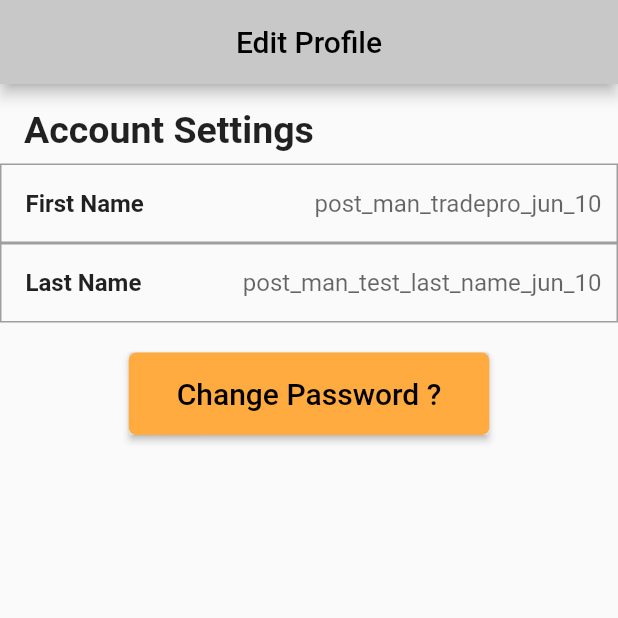
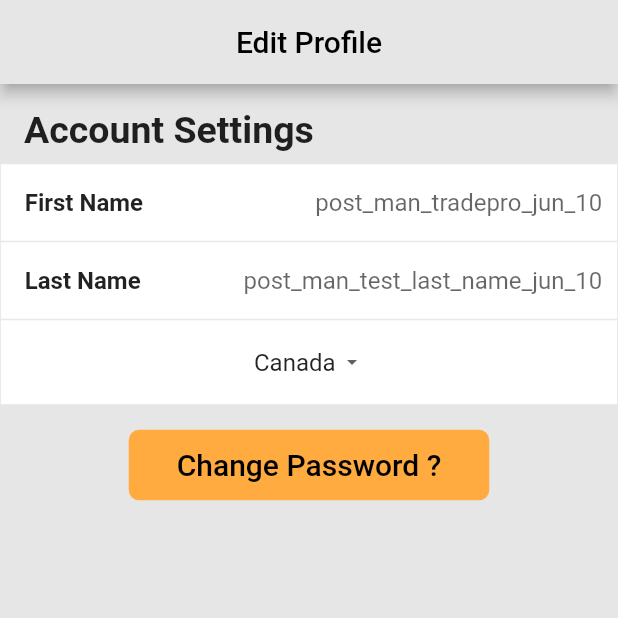
Before and after one commit to diegojramirezs7/trades, a Flutter app: the screen it shows after launch, on a phone screen of 412 x 824 dp, the top half of it. Run offline on Flutter 3.47's test engine with Material 2 defaults, Android fonts, the phone set to English and light mode, and no system bars.

Commit message:
added dropdown button, changed style, refactored components

```diff
--- a/lib/main.dart
+++ b/lib/main.dart
@@ -6,21 +6,24 @@ class MyApp extends StatelessWidget {
   //build method returns widget that specifies what to display
   @override
   Widget build(BuildContext context) {
-    final appBarTitle = Text('Edit Profile', style: TextStyle(color: Colors.black),);
+    final appBarTitle = Text(
+      'Edit Profile',
+      style: TextStyle(color: Colors.black),
+    );
     return MaterialApp(
       title: 'TradePros',
       home: Scaffold(
+        backgroundColor: Color.fromRGBO(230, 230, 230, 1.0),
         appBar: AppBar(
           title: Center(
             child: appBarTitle,
           ),
-          backgroundColor: Color.fromRGBO(200, 200, 200, 1.0),
+          backgroundColor: Color.fromRGBO(230, 230, 230, 1.0),
         ),
         body: Column(
           children: [
             headerSection,
             EditProfileForm(),
-            changePasswordButton,
           ],
         ),
       ),
@@ -53,74 +56,48 @@ Widget headerSection = Container(
   ),
 );
 
-Widget formFieldRow = Row(
-  children: [
-    Column(
-      children: [
-        Container(
-          padding: const EdgeInsets.all(16),
-          child: Text(
-            "First Name",
-            style: TextStyle(
-              fontSize: 16,
-              fontWeight: FontWeight.bold,
-            ),
-          ),
-        ),
-      ],
-    ),
-    Expanded(
-      child: Column(
-        crossAxisAlignment: CrossAxisAlignment.end,
-        children: [
-          Container(
-            child: TextFormField(
-              decoration: InputDecoration(
-                border: InputBorder.none,
-                hintText: 'post_man_tradepro_jun_10',
-              ),
-            ),
-          ),
-        ],
-      ),
-    ),
-  ],
-);
-
-
-
-BoxDecoration formFieldDecoration(){
-  return BoxDecoration(
-    border: Border.all(
-      width: 1,
-      color: Colors.grey,
-    ),
-  );
-}
-
-
-
 class EditProfileForm extends StatefulWidget {
   @override
   _EditProfileFormState createState() => _EditProfileFormState();
 }
 
 class _EditProfileFormState extends State<EditProfileForm> {
-  final _firstNameField = "some value";
-  final _lastNameField = "some other value";
+  String _firstNameField = "";
+  String _lastNameField = "";
+
+  String _dropdownValue = "Canada";
+
+  bool _buttonActive(){
+    return _dropdownValue == "Canada";
+  }
+
+  // final myController = TextEditingController();
+
+//  @override
+//  void dispose() {
+//    // Clean up the controller when the widget is disposed.
+//    myController.dispose();
+//    super.dispose();
+//  }
+
   final _textFieldStyle = TextStyle(
     fontWeight: FontWeight.bold,
     fontSize: 16,
   );
 
-  @override
-  Widget build(BuildContext context) {
-    return Form(
-      child: Column(
-        crossAxisAlignment: CrossAxisAlignment.start,
-        children: [
-          Container(
-            decoration: formFieldDecoration(),
+  BoxDecoration _formFieldDecoration() {
+    return BoxDecoration(
+      border: Border.all(
+        width: 0.5,
+        color: Color.fromRGBO(200, 200, 200, 0.5),
+      ),
+      color: Colors.white,
+    );
+  }
+
+  Container _buildTextFieldContainer(String label, String hintTextArg) {
+    return Container(
+      decoration: _formFieldDecoration(),
       child: Row(
         children: [
           Column(
@@ -128,7 +105,7 @@ class _EditProfileFormState extends State<EditProfileForm> {
               Container(
                 padding: const EdgeInsets.fromLTRB(16, 16, 0, 16),
                 child: Text(
-                        "First Name",
+                  label,
                   style: _textFieldStyle,
                 ),
               ),
@@ -141,10 +118,9 @@ class _EditProfileFormState extends State<EditProfileForm> {
                 Container(
                   child: TextFormField(
                     decoration: InputDecoration(
-                            border: InputBorder.none,
-                            hintText: 'post_man_tradepro_jun_10',
-                          ),
+                        border: InputBorder.none, hintText: hintTextArg),
                     textAlign: TextAlign.right,
+                    //controller: myController,
                   ),
                   padding: const EdgeInsets.fromLTRB(10, 0, 10, 0),
                 ),
@@ -153,61 +129,76 @@ class _EditProfileFormState extends State<EditProfileForm> {
           ),
         ],
       ),
+    );
+  }
+
+  Widget _buildCountryDropDown() {
+    return Container(
+      decoration: _formFieldDecoration(),
+      padding: const EdgeInsets.fromLTRB(16, 4, 16, 4),
+      child: Center(
+        child: DropdownButton<String>(
+          value: _dropdownValue,
+          icon: Icon(Icons.arrow_drop_down),
+          iconSize: 16,
+          underline: Container(
+            height: 2,
+            color: Colors.white,
           ),
-          Container(
-            decoration: formFieldDecoration(),
-            child: Row(
-              children: [
-                Column(
-                  children: [
-                    Container(
-                      padding: const EdgeInsets.fromLTRB(16, 16, 0, 16),
-                      child: Text(
-                        "Last Name",
-                        style: _textFieldStyle,
+          onChanged: (String newValue) {
+            setState(() {
+              _dropdownValue = newValue;
+            });
+          },
+          items: <String>['Canada', 'USA', 'England']
+              .map<DropdownMenuItem<String>>((String value) {
+            return DropdownMenuItem<String>(
+              value: value,
+              child: Text(value),
+            );
+          }).toList(),
         ),
       ),
-                  ],
+    );
+  }
+
+  void buttonPressed(){
+    print("hello");
+  }
+
+  Container _buildChangePasswordButton() {
+    return Container(
+      margin: EdgeInsets.only(top: 16),
+      child: FlatButton(
+        disabledColor: Color.fromRGBO(170, 170, 170, 0.7),
+        onPressed: _buttonActive() ? buttonPressed : null,
+        textColor: Colors.black,
+        padding: const EdgeInsets.all(0.0),
+        color: Colors.orangeAccent,
+        shape: RoundedRectangleBorder(
+          borderRadius: BorderRadius.circular(7),
         ),
-                Expanded(
-                  child: Column(
-                    crossAxisAlignment: CrossAxisAlignment.end,
-                    children: [
-                      Container(
-                        child: TextFormField(
-                          decoration: InputDecoration(
-                            border: InputBorder.none,
-                            hintText: 'post_man_test_last_name_jun_10',
-                          ),
-                          textAlign: TextAlign.right,
-                        ),
-                        padding: const EdgeInsets.fromLTRB(10, 0, 10, 0),
-                      ),
-                    ],
+        child: Container(
+          padding: const EdgeInsets.fromLTRB(32, 12, 32, 12),
+          child:
+              const Text('Change Password ?', style: TextStyle(fontSize: 20)),
         ),
       ),
-              ],
-            ),
-          ),
+    );
+  }
+
+  @override
+  Widget build(BuildContext context) {
+    return Form(
+      child: Column(
+        //crossAxisAlignment: CrossAxisAlignment.start,
+        children: [
+          _buildTextFieldContainer("First Name", "post_man_tradepro_jun_10"),
+          _buildTextFieldContainer("Last Name", "post_man_test_last_name_jun_10"),
+          _buildCountryDropDown(),
+          _buildChangePasswordButton(),
         ],
       ),
     );
   }
 }
-
-Widget changePasswordButton = Container(
-  margin: EdgeInsets.only(top: 20),
-  child: RaisedButton(
-    onPressed: () {},
-    textColor: Colors.black,
-    padding: const EdgeInsets.all(0.0),
-    child: Container(
-      decoration: const BoxDecoration(
-          color: Colors.orangeAccent,
-          borderRadius:  BorderRadius.all(Radius.elliptical(5.0, 5.0)),
-      ),
-      padding: const EdgeInsets.fromLTRB(32, 16, 32, 16),
-      child: const Text('Change Password ?', style: TextStyle(fontSize: 20)),
-    ),
-  ),
-);
```
Lines whose indentation alone changed are shown as unchanged.
